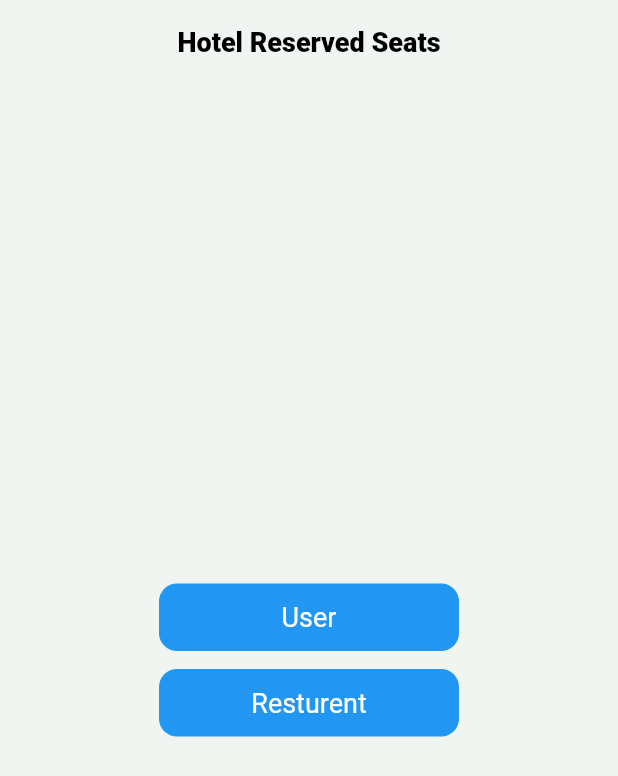
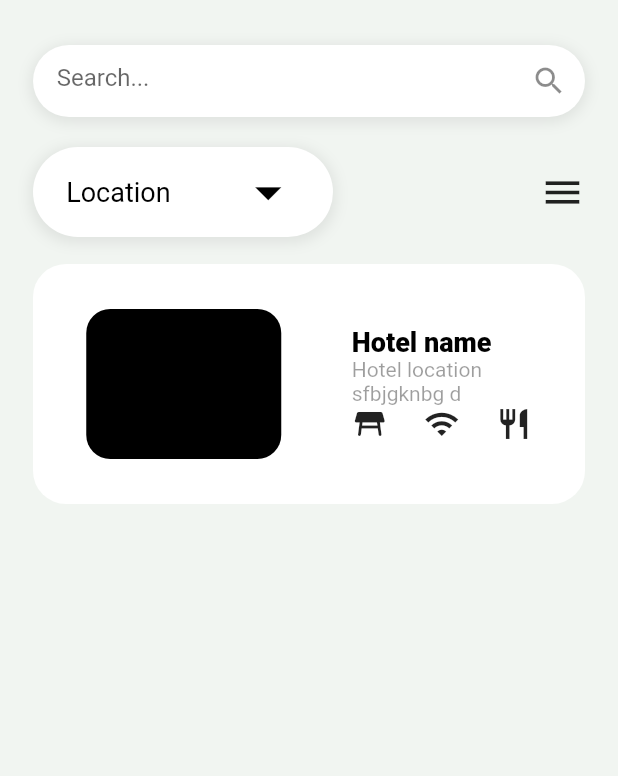
Before and after one commit to UsmanAfzal8/Hotel-Reserved-Seats, a Flutter app: the screen it shows after launch, on a phone screen of 412 x 824 dp. Shown: the top 776 px of the screen. Run offline on Flutter 3.47's test engine with Material 2 defaults, Android fonts, the light colour scheme and no system bars; our stand-ins replace google_fonts, google_maps_flutter, image_picker, location.

Commit message:
all hotels show ok

```diff
--- a/lib/main.dart
+++ b/lib/main.dart
@@ -2,6 +2,7 @@ import 'package:flutter/material.dart';
 
 import 'screen/main_screen/main_screen.dart';
 import 'screen/map_screen.dart';
+import 'screen/user_screen/user_screen.dart';
 
 void main() async {
   runApp(const MyApp());
@@ -19,7 +20,7 @@ class MyApp extends StatelessWidget {
       theme: ThemeData(
         primarySwatch: Colors.blue,
       ),
-      home: const MainScreen(),
+      home: const UserScreen(),
     );
   }
 }
--- /dev/null
+++ b/lib/screen/user_screen/hotels_list.dart
@@ -0,0 +1,73 @@
+import 'package:flutter/material.dart';
+import 'package:hotel_reserved_seat/custom_widget/custom_widget.dart';
+
+class HotelsListWidget extends StatelessWidget {
+  const HotelsListWidget({Key? key}) : super(key: key);
+
+  @override
+  Widget build(BuildContext context) {
+    //  ProductProvider productPro = Provider.of<ProductProvider>(context);
+    return Expanded(
+      child: ListView.builder(
+        itemCount: 1,
+        scrollDirection: Axis.vertical,
+        itemBuilder: (BuildContext context, int index) {
+          return Padding(
+            padding: const EdgeInsets.symmetric(vertical: 8),
+            child: Container(
+              height: 160,
+              width: double.infinity,
+              decoration: BoxDecoration(
+                borderRadius: BorderRadius.circular(22),
+                color: Colors.white,
+              ),
+              child: Padding(
+                padding: const EdgeInsets.all(12.0),
+                child: Row(
+                  mainAxisAlignment: MainAxisAlignment.spaceAround,
+                  children: [
+                    Container(
+                      height: 100,
+                      width: 130,
+                      decoration: BoxDecoration(
+                          borderRadius: BorderRadius.circular(16),
+                          color: Colors.black),
+                    ),
+                    SizedBox(
+                      width: 120,
+                      child: Column(
+                        mainAxisAlignment: MainAxisAlignment.center,
+                        crossAxisAlignment: CrossAxisAlignment.start,
+                        children: <Widget>[
+                          const ForText(
+                            name: 'Hotel name',
+                            bold: true,
+                          ),
+                          const ForText(
+                            name: 'Hotel location sfbjgknbg d',
+                            color: Colors.black38,
+                            size: 14,
+                          ),
+                          Row(
+                            mainAxisAlignment: MainAxisAlignment.spaceBetween,
+                            children: const <Widget>[
+                              Icon(Icons.table_restaurant_rounded),
+                              Icon(Icons.wifi),
+                              Icon(Icons.restaurant),
+                            ],
+                          )
+                        ],
+                      ),
+                    ),
+
+
+                  ],
+                ),
+              ),
+            ),
+          );
+        },
+      ),
+    );
+  }
+}
--- a/lib/screen/user_screen/user_screen.dart
+++ b/lib/screen/user_screen/user_screen.dart
@@ -1,16 +1,87 @@
 import 'package:flutter/material.dart';
+import 'package:hotel_reserved_seat/custom_widget/custom_widget.dart';
 
+import 'hotels_list.dart';
 
-class HomeScreen extends StatelessWidget {
-  const HomeScreen({super.key});
+class UserScreen extends StatelessWidget {
+  const UserScreen({super.key});
 
   @override
   Widget build(BuildContext context) {
     return Scaffold(
-      appBar: AppBar(
-        title: const Text('kliky prject'),
+      backgroundColor: const Color(0xfff1f5f1),
+      body: SafeArea(
+        child: Padding(
+          padding:
+              const EdgeInsets.only(top: 30, right: 22, bottom: 20, left: 22),
+          child: Column(
+            children: [
+              Container(
+                decoration: BoxDecoration(
+                  color: Colors.white,
+                  borderRadius: BorderRadius.circular(30),
+                  boxShadow: <BoxShadow>[
+                    BoxShadow(
+                      color: const Color.fromARGB(255, 66, 66, 66)
+                          .withOpacity(0.1),
+                      spreadRadius: 2,
+                      blurRadius: 7,
+                      offset: const Offset(0, 2), // changes position of shadow
+                    ),
+                  ],
+                ),
+                child: const TextField(
+                  decoration: InputDecoration(
+                      border: InputBorder.none,
+                      hintText: '    Search...',
+                      suffixIcon: Icon(Icons.search)),
+                  // onChanged: (String val) => testPro.onSearch(val),
+                  // onChanged: (String val) (){},
+                ),
+              ),
+              const SizedBox(height: 20),
+              Row(
+                mainAxisAlignment: MainAxisAlignment.spaceBetween,
+                children: [
+                  SizedBox(
+                    height: 60,
+                    width: 200,
+                    child: Container(
+                        decoration: BoxDecoration(
+                          color: Colors.white,
+                          borderRadius: BorderRadius.circular(30),
+                          boxShadow: <BoxShadow>[
+                            BoxShadow(
+                              color: const Color.fromARGB(255, 66, 66, 66)
+                                  .withOpacity(0.1),
+                              spreadRadius: 2,
+                              blurRadius: 7,
+                              offset: const Offset(
+                                  0, 2), // changes position of shadow
+                            ),
+                          ],
+                        ),
+                        child: Row(
+                          mainAxisAlignment: MainAxisAlignment.spaceAround,
+                          children: const <Widget>[
+                            ForText(name: 'Location'),
+                            Icon(
+                              Icons.arrow_drop_down,
+                              color: Colors.black,
+                              size: 42,
+                            )
+                          ],
+                        )),
+                  ),
+                  const Icon(Icons.menu, size: 30),
+                ],
+              ),
+              const SizedBox(height: 10),
+              const HotelsListWidget(),
+            ],
+          ),
+        ),
       ),
-      body: const Text('hello'),
     );
   }
 }
```
